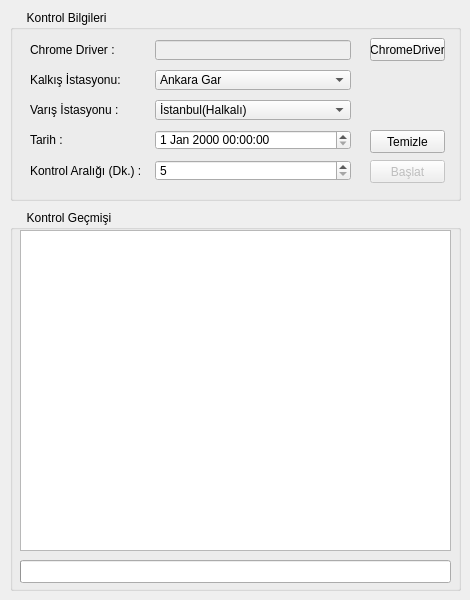
Above: files/ticket_checker.ui from muzafferbulut/yht-ticket-checker before the change. Below: the same form after it.
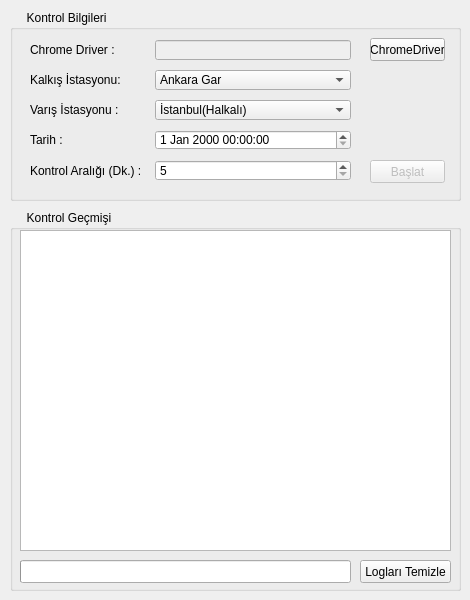
That is the form after the change.

Commit message: logları temizle butonu düzenlendi

Diff of the .ui file:
```diff
--- a/files/ticket_checker.ui
+++ b/files/ticket_checker.ui
@@ -306,19 +306,6 @@
       <string>Başlat</string>
      </property>
     </widget>
-    <widget class="QPushButton" name="clearPlainTextEdit">
-     <property name="geometry">
-      <rect>
-       <x>360</x>
-       <y>120</y>
-       <width>75</width>
-       <height>23</height>
-      </rect>
-     </property>
-     <property name="text">
-      <string>Temizle</string>
-     </property>
-    </widget>
    </widget>
    <widget class="QGroupBox" name="groupBox_2">
     <property name="geometry">
@@ -353,7 +340,7 @@
       <rect>
        <x>10</x>
        <y>350</y>
-       <width>431</width>
+       <width>331</width>
        <height>23</height>
       </rect>
      </property>
@@ -364,6 +351,19 @@
       <bool>false</bool>
      </property>
     </widget>
+    <widget class="QPushButton" name="clearPlainTextEdit">
+     <property name="geometry">
+      <rect>
+       <x>350</x>
+       <y>350</y>
+       <width>91</width>
+       <height>23</height>
+      </rect>
+     </property>
+     <property name="text">
+      <string>Logları Temizle</string>
+     </property>
+    </widget>
    </widget>
   </widget>
  </widget>
```
